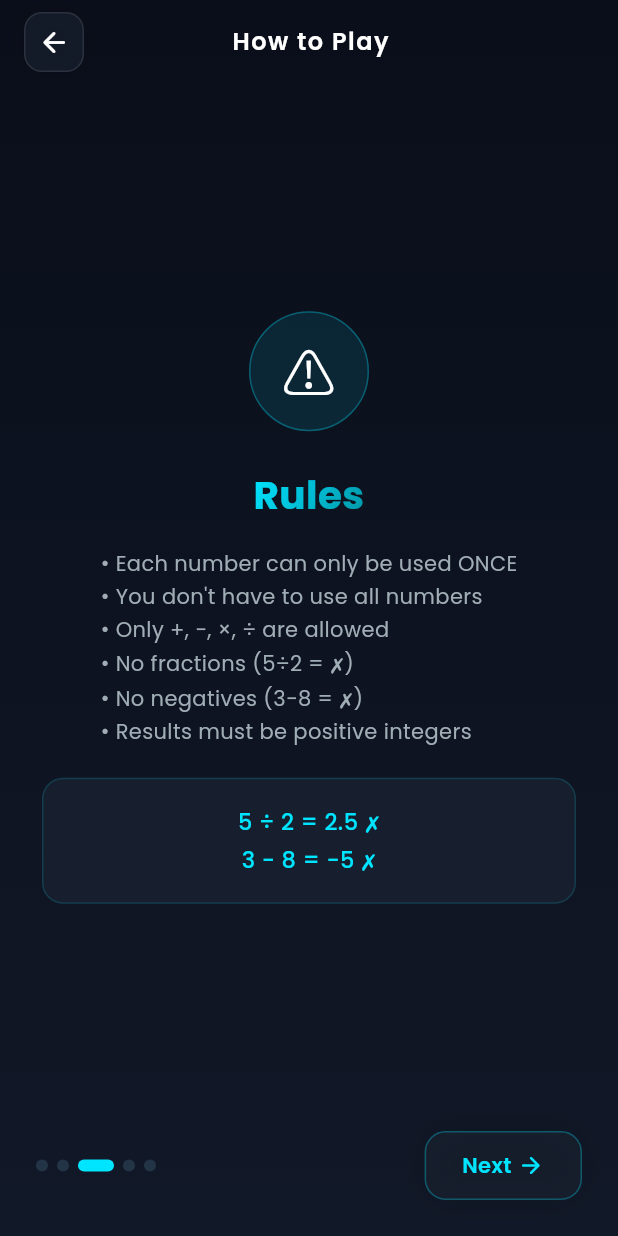
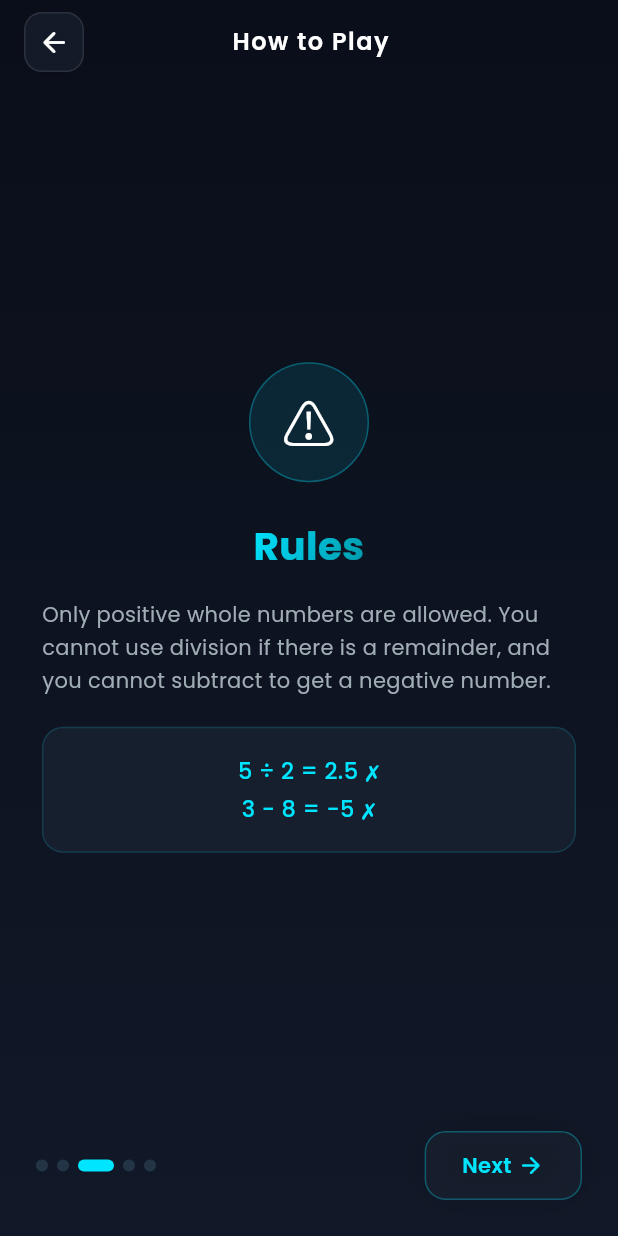
Before and after one commit to imamsatya/countiq, a Flutter app: the HowToPlayScreen screen opened by its route, swiped to page 3, on a phone screen of 412 x 824 dp. Run offline on Flutter 3.47's test engine with Material 3 defaults, Android fonts, the phone set to English and light mode, and no system bars; our stand-ins replace audioplayers, confetti, equatable, flutter_riverpod, go_router, hive_flutter and 1 more; accounts and stored records are empty.

Commit message:
fix: localize tutorial page strings

```diff
--- a/lib/presentation/screens/how_to_play_screen.dart
+++ b/lib/presentation/screens/how_to_play_screen.dart
@@ -2,6 +2,7 @@ import 'package:flutter/material.dart';
 import 'package:go_router/go_router.dart';
 import '../../core/theme/app_theme.dart';
 import '../../core/l10n/tutorial_strings.dart';
+import '../../core/l10n/app_strings.dart';
 class HowToPlayScreen extends StatefulWidget {
   const HowToPlayScreen({super.key});
 
@@ -13,58 +14,36 @@ class _HowToPlayScreenState extends State<HowToPlayScreen> {
   final PageController _pageController = PageController();
   int _currentPage = 0;
 
-  static const _pages = [
+  List<_TutorialPage> get _pages => [
     _TutorialPage(
       icon: '🎯',
-      title: 'Reach the Target',
-      description:
-          'You are given a TARGET number and a set of available numbers. '
-          'Your goal is to combine the available numbers using math operations '
-          'to reach the exact target.',
-      example: 'Target: 120\nNumbers: 75, 5, 8, 7, 6, 2',
+      title: TutorialStrings.get('reach_the_target'),
+      description: TutorialStrings.get('reach_target_desc'),
+      example: TutorialStrings.get('reach_target_example'),
     ),
     _TutorialPage(
       icon: '🔢',
-      title: 'How to Play',
-      description:
-          '1. Tap a number to select it\n'
-          '2. Tap an operator (+, −, ×, ÷)\n'
-          '3. Tap a second number\n'
-          '4. The result replaces both numbers\n'
-          '5. Repeat until you reach the target!',
-      example: '75 ÷ 5 = 15\n15 × 8 = 120 ✓',
+      title: TutorialStrings.get('how_to_play'),
+      description: TutorialStrings.get('how_to_play_desc'),
+      example: TutorialStrings.get('how_to_play_example'),
     ),
     _TutorialPage(
       icon: '⚠️',
-      title: 'Rules',
-      description:
-          '• Each number can only be used ONCE\n'
-          '• You don\'t have to use all numbers\n'
-          '• Only +, −, ×, ÷ are allowed\n'
-          '• No fractions (5÷2 = ✗)\n'
-          '• No negatives (3−8 = ✗)\n'
-          '• Results must be positive integers',
-      example: '5 ÷ 2 = 2.5 ✗\n3 − 8 = −5 ✗',
+      title: TutorialStrings.get('rules'),
+      description: TutorialStrings.get('rules_desc'),
+      example: TutorialStrings.get('rules_example'),
     ),
     _TutorialPage(
       icon: '⭐',
-      title: 'Star Rating',
-      description:
-          'Your performance is rated with stars:\n\n'
-          '⭐⭐⭐ Solve quickly, no hints\n'
-          '⭐⭐ Solve with few hints or moderate time\n'
-          '⭐ Solve the puzzle (any method)',
-      example: 'Faster solve + fewer hints = more stars!',
+      title: TutorialStrings.get('star_rating'),
+      description: TutorialStrings.get('star_rating_desc'),
+      example: TutorialStrings.get('star_rating_example'),
     ),
     _TutorialPage(
       icon: '💡',
-      title: 'Tips & Hints',
-      description:
-          '• Use the HINT button if you\'re stuck — it shows one step from the solution\n'
-          '• Use UNDO to go back one step\n'
-          '• Use RESET to start over\n'
-          '• Look for multiplication & division first — they make bigger jumps!',
-      example: 'Tip: 75 ÷ 5 = 15, then 15 × 8 = 120 🎉',
+      title: AppStrings.get('tips_hints'),
+      description: TutorialStrings.get('tips_hints_desc'),
+      example: TutorialStrings.get('tips_hints_example'),
     ),
   ];
 
@@ -267,7 +246,7 @@ class _HowToPlayScreenState extends State<HowToPlayScreen> {
                 mainAxisSize: MainAxisSize.min,
                 children: [
                   Text(
-                    isLast ? 'Got It!' : 'Next',
+                    isLast ? AppStrings.get('got_it') : AppStrings.get('next'),
                     style: TextStyle(
                       fontSize: 14,
                       fontWeight: FontWeight.w600,
```
